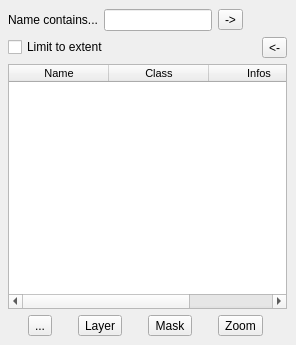
Above: nominatim/ui/dockwidget.ui from xcaeag/Nominatim-Qgis-Plugin before the change. Below: the same form after it.
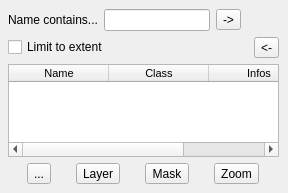
That is the form after the change. Icons and pictures are not drawn.

Commit message: Unrestricted dock height

Diff of the .ui file:
```diff
--- a/nominatim/ui/dockwidget.ui
+++ b/nominatim/ui/dockwidget.ui
@@ -6,8 +6,8 @@
    <rect>
     <x>0</x>
     <y>0</y>
-    <width>296</width>
-    <height>345</height>
+    <width>288</width>
+    <height>193</height>
    </rect>
   </property>
   <property name="sizePolicy">
@@ -18,8 +18,8 @@
   </property>
   <property name="minimumSize">
    <size>
-    <width>266</width>
-    <height>345</height>
+    <width>200</width>
+    <height>180</height>
    </size>
   </property>
   <property name="windowTitle">
@@ -27,7 +27,7 @@
   </property>
   <widget class="QWidget" name="dockWidgetContents">
    <property name="sizePolicy">
-    <sizepolicy hsizetype="Preferred" vsizetype="MinimumExpanding">
+    <sizepolicy hsizetype="Preferred" vsizetype="Preferred">
      <horstretch>0</horstretch>
      <verstretch>0</verstretch>
     </sizepolicy>
@@ -117,6 +117,8 @@
      </layout>
     </item>
     <item>
+     <layout class="QHBoxLayout" name="horizontalLayout_3">
+      <item>
      <widget class="QTableWidget" name="tableResult">
       <property name="sizePolicy">
        <sizepolicy hsizetype="Expanding" vsizetype="Expanding">
@@ -211,6 +213,8 @@
        </property>
       </column>
      </widget>
+      </item>
+     </layout>
     </item>
     <item>
      <layout class="QHBoxLayout" name="horizontalLayout_2">
```
Lines whose indentation alone changed are shown as unchanged. The commit also changes 1 other file.
